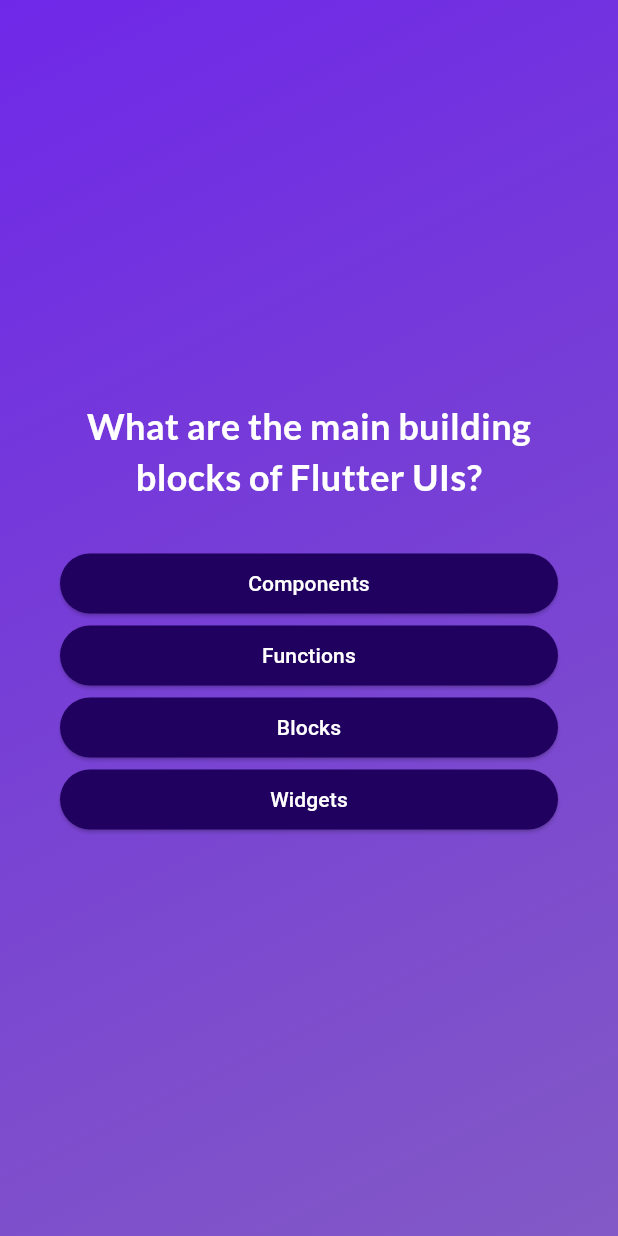
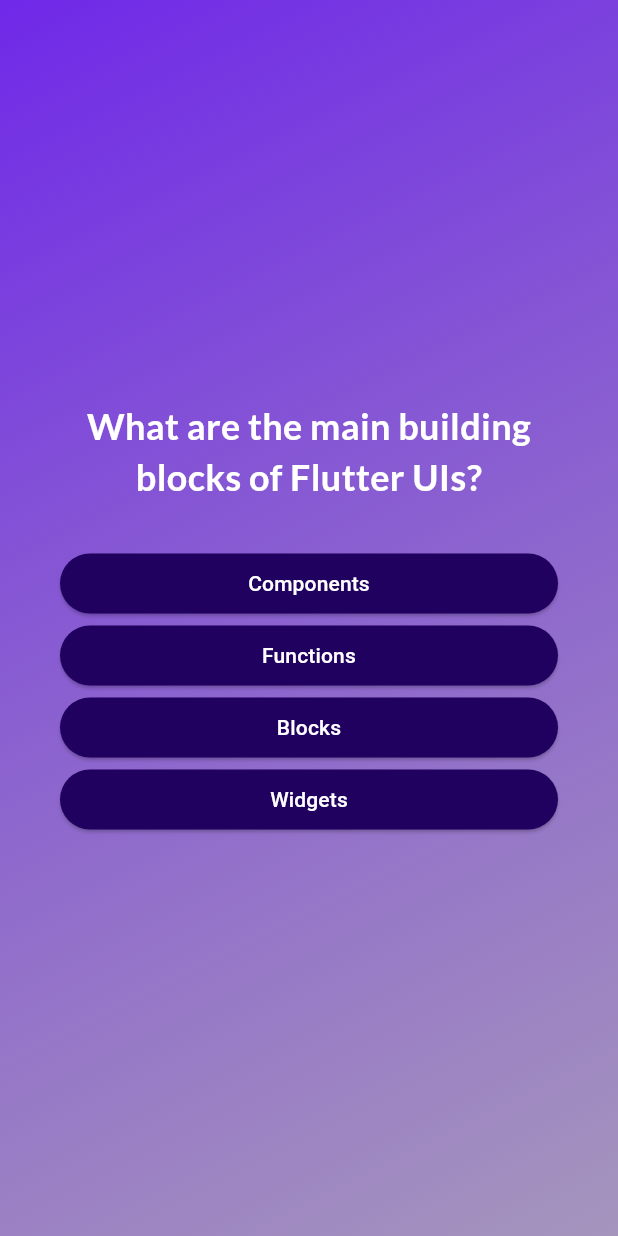
Before and after one commit to kotokotodonabe/adv_basics, a Flutter app: the screen it shows after launch, after a tap on "Start Quiz", on a phone screen of 412 x 824 dp. Run offline on Flutter 3.47's test engine with Material 3 defaults, Android fonts, the phone set to English and light mode, and no system bars; our stand-ins replace google_fonts, nil.

Commit message:
fix: 結果画面からクイズをリスタートできるように修正

```diff
--- a/lib/quiz.dart
+++ b/lib/quiz.dart
@@ -4,6 +4,7 @@ import 'package:adv_basics/start_screen.dart';
 import 'package:adv_basics/questions_screen.dart';
 import 'package:adv_basics/data/questions.dart';
 import 'package:adv_basics/results_screen.dart';
+import 'package:nil/nil.dart';
 
 class Quiz extends StatefulWidget {
   const Quiz({super.key});
@@ -34,9 +35,20 @@ class _QuizState extends State<Quiz> {
     }
   }
 
+  void restartQuiz() {
+    selectedAnswers.clear();
+
+    setState(() {
+      activeScreen = 'start-screen';
+    });
+  }
+
   @override
   Widget build(context) {
-    Widget screenWidget = StartScreen(switchScreen);
+    Widget screenWidget = nil;
+    if (activeScreen == 'start-screen') {
+      screenWidget = StartScreen(switchScreen);
+    }
 
     if (activeScreen == 'questions-screen') {
       screenWidget = QuestionsScreen(
@@ -47,6 +59,7 @@ class _QuizState extends State<Quiz> {
     if (activeScreen == 'results-screen') {
       screenWidget = ResultsScreen(
         chosenAnswer: selectedAnswers,
+        restartQuiz: restartQuiz,
       );
     }
 
@@ -57,7 +70,7 @@ class _QuizState extends State<Quiz> {
             gradient: LinearGradient(
               colors: [
                 Color.fromARGB(221, 89, 8, 229),
-                Color.fromARGB(172, 71, 13, 171),
+                Color.fromARGB(172, 122, 101, 157),
               ],
               begin: Alignment.topLeft,
               end: Alignment.bottomRight,
--- a/lib/results_screen.dart
+++ b/lib/results_screen.dart
@@ -7,9 +7,11 @@ class ResultsScreen extends StatelessWidget {
   const ResultsScreen({
     super.key,
     required this.chosenAnswer,
+    required this.restartQuiz,
   });
 
   final List<String> chosenAnswer;
+  final void Function() restartQuiz;
 
   List<Map<String, Object>> get summaryData {
     List<Map<String, Object>> summary = [];
@@ -58,7 +60,7 @@ class ResultsScreen extends StatelessWidget {
               height: 30,
             ),
             TextButton(
-              onPressed: () {},
+              onPressed: restartQuiz,
               child: const Text('Restart Quiz!'),
             ),
           ],
--- a/pubspec.yaml
+++ b/pubspec.yaml
@@ -35,6 +35,7 @@ dependencies:
   # Use with the CupertinoIcons class for iOS style icons.
   cupertino_icons: ^1.0.6
   google_fonts: ^6.2.1
+  nil: ^1.1.1
 
 dev_dependencies:
   flutter_test:
```
Also changed, not shown: pubspec.lock.
